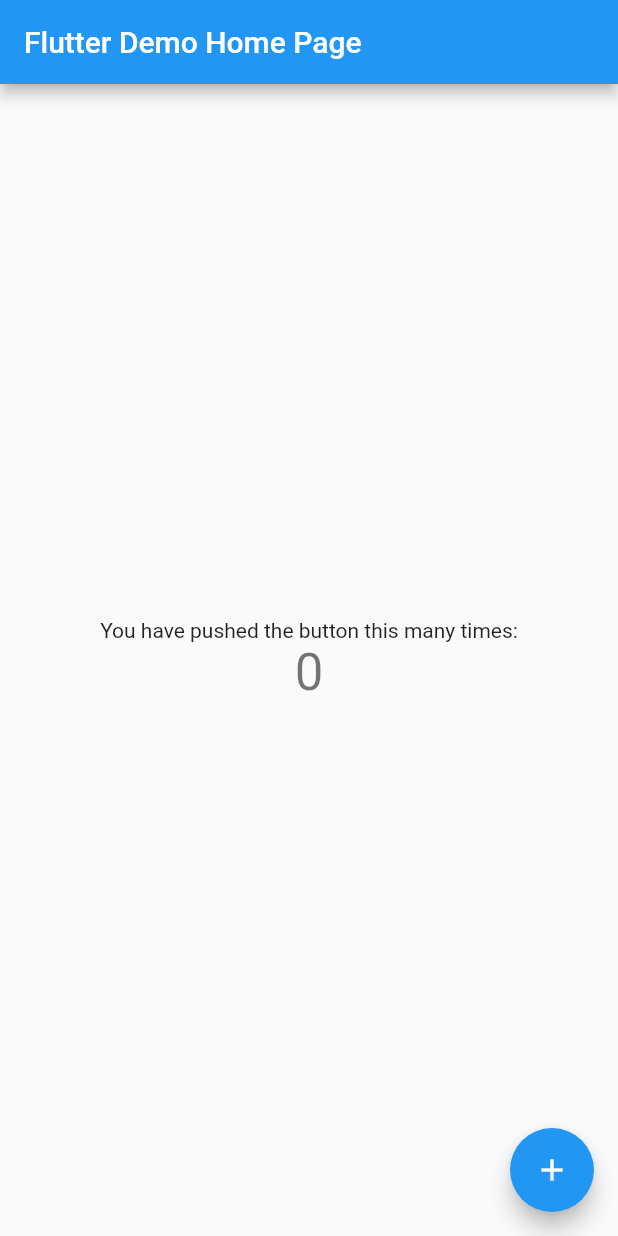
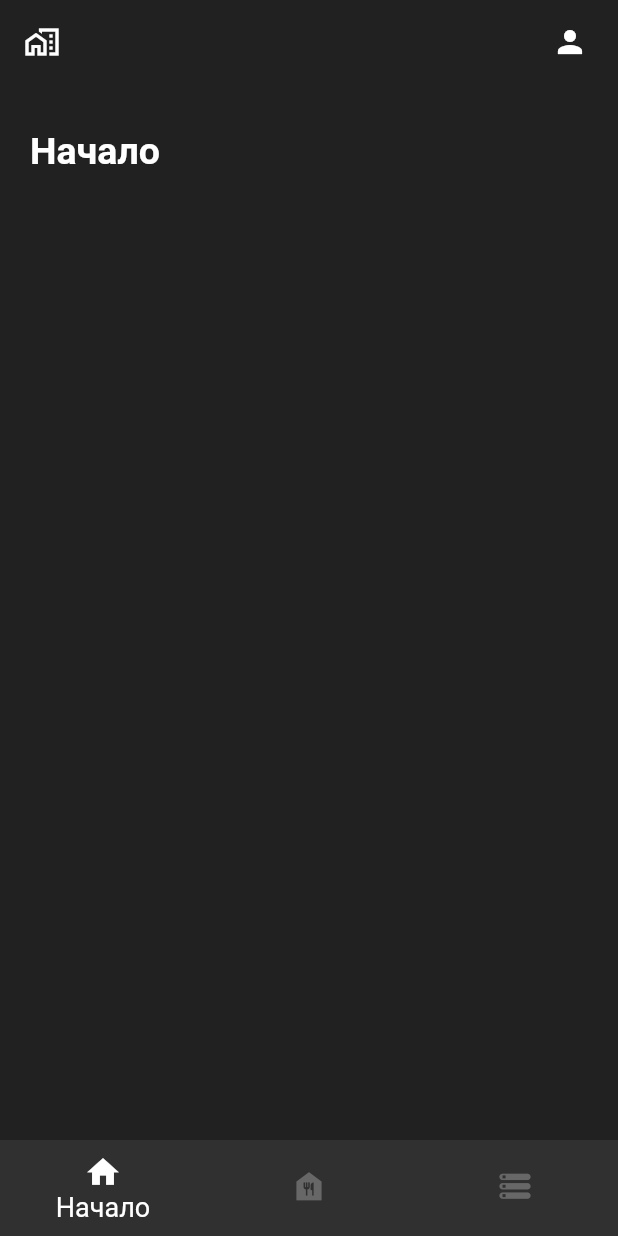
Before and after one commit to aiuzunov/DiplomaThesis, a Flutter app: the screen it shows after launch, on a phone screen of 412 x 824 dp. Run offline on Flutter 3.47's test engine with Material 2 defaults, Android fonts, the phone set to English and light mode, and no system bars; our stand-ins replace cloud_firestore, firebase_core, firebase_database; accounts and stored records are empty.

```diff
--- a/recipes_app/lib/main.dart
+++ b/recipes_app/lib/main.dart
@@ -1,115 +1,40 @@
 import 'package:flutter/material.dart';
+import 'package:firebase_core/firebase_core.dart';
+import 'package:recipes_app/screens/startup.dart';
+import 'firebase_options.dart';
 
-void main() {
-  runApp(const MyApp());
+void main() async {
+  WidgetsFlutterBinding.ensureInitialized();
+  await Firebase.initializeApp(
+    options: DefaultFirebaseOptions.currentPlatform,
+  );
+  runApp(MyApp());
 }
 
 class MyApp extends StatelessWidget {
-  const MyApp({Key? key}) : super(key: key);
+  MyApp({Key? key}) : super(key: key);
+  final Future<FirebaseApp> _fbApp = Firebase.initializeApp();
 
   // This widget is the root of your application.
   @override
   Widget build(BuildContext context) {
     return MaterialApp(
-      title: 'Flutter Demo',
-      theme: ThemeData(
-        // This is the theme of your application.
-        //
-        // Try running your application with "flutter run". You'll see the
-        // application has a blue toolbar. Then, without quitting the app, try
-        // changing the primarySwatch below to Colors.green and then invoke
-        // "hot reload" (press "r" in the console where you ran "flutter run",
-        // or simply save your changes to "hot reload" in a Flutter IDE).
-        // Notice that the counter didn't reset back to zero; the application
-        // is not restarted.
-        primarySwatch: Colors.blue,
-      ),
-      home: const MyHomePage(title: 'Flutter Demo Home Page'),
+      title: 'Recipes App',
+      debugShowCheckedModeBanner: false,
+      theme:
+          ThemeData(brightness: Brightness.dark, primarySwatch: Colors.green),
+      home: FutureBuilder(
+          future: _fbApp,
+          builder: (context, snapshot) {
+            if (snapshot.hasError) {
+              print('You have an error! ${snapshot.error.toString()}');
+              return const Text('Something went wrong!');
+            } else if (snapshot.hasData) {
+              return const StartupPage(title: 'Recipes App');
+            } else {
+              return const Center(child: CircularProgressIndicator());
+            }
+          }),
     );
   }
 }
-
-class MyHomePage extends StatefulWidget {
-  const MyHomePage({Key? key, required this.title}) : super(key: key);
-
-  // This widget is the home page of your application. It is stateful, meaning
-  // that it has a State object (defined below) that contains fields that affect
-  // how it looks.
-
-  // This class is the configuration for the state. It holds the values (in this
-  // case the title) provided by the parent (in this case the App widget) and
-  // used by the build method of the State. Fields in a Widget subclass are
-  // always marked "final".
-
-  final String title;
-
-  @override
-  State<MyHomePage> createState() => _MyHomePageState();
-}
-
-class _MyHomePageState extends State<MyHomePage> {
-  int _counter = 0;
-
-  void _incrementCounter() {
-    setState(() {
-      // This call to setState tells the Flutter framework that something has
-      // changed in this State, which causes it to rerun the build method below
-      // so that the display can reflect the updated values. If we changed
-      // _counter without calling setState(), then the build method would not be
-      // called again, and so nothing would appear to happen.
-      _counter++;
-    });
-  }
-
-  @override
-  Widget build(BuildContext context) {
-    // This method is rerun every time setState is called, for instance as done
-    // by the _incrementCounter method above.
-    //
-    // The Flutter framework has been optimized to make rerunning build methods
-    // fast, so that you can just rebuild anything that needs updating rather
-    // than having to individually change instances of widgets.
-    return Scaffold(
-      appBar: AppBar(
-        // Here we take the value from the MyHomePage object that was created by
-        // the App.build method, and use it to set our appbar title.
-        title: Text(widget.title),
-      ),
-      body: Center(
-        // Center is a layout widget. It takes a single child and positions it
-        // in the middle of the parent.
-        child: Column(
-          // Column is also a layout widget. It takes a list of children and
-          // arranges them vertically. By default, it sizes itself to fit its
-          // children horizontally, and tries to be as tall as its parent.
-          //
-          // Invoke "debug painting" (press "p" in the console, choose the
-          // "Toggle Debug Paint" action from the Flutter Inspector in Android
-          // Studio, or the "Toggle Debug Paint" command in Visual Studio Code)
-          // to see the wireframe for each widget.
-          //
-          // Column has various properties to control how it sizes itself and
-          // how it positions its children. Here we use mainAxisAlignment to
-          // center the children vertically; the main axis here is the vertical
-          // axis because Columns are vertical (the cross axis would be
-          // horizontal).
-          mainAxisAlignment: MainAxisAlignment.center,
-          children: <Widget>[
-            const Text(
-              'You have pushed the button this many times:',
-            ),
-            Text(
-              '$_counter',
-              style: Theme.of(context).textTheme.headline4,
-            ),
-          ],
-        ),
-      ),
-      floatingActionButton: FloatingActionButton(
-        onPressed: _incrementCounter,
-        tooltip: 'Increment',
-        child: const Icon(Icons.add),
-      ), // This trailing comma makes auto-formatting nicer for build methods.
-    );
-  }
-}
--- /dev/null
+++ b/recipes_app/lib/screens/home.dart
@@ -0,0 +1,36 @@
+import 'package:flutter/material.dart';
+
+import '../widgets/header.dart';
+
+class Home extends StatelessWidget {
+  const Home({super.key});
+
+  @override
+  Widget build(BuildContext context) {
+    return Scaffold(
+      backgroundColor: Colors.grey[900],
+      appBar: AppBar(
+        elevation: 0,
+        backgroundColor: Colors.transparent,
+        leading: const Icon(Icons.home_work_outlined),
+        actions: const [
+          Padding(
+            padding: EdgeInsets.only(right: 20),
+            child: Icon(Icons.person),
+          )
+        ],
+      ),
+      body: Column(
+        crossAxisAlignment: CrossAxisAlignment.start,
+        children: [
+          const SizedBox(
+            height: 30,
+          ),
+          Container(
+              margin: const EdgeInsets.only(left: 20),
+              child: Header(text: "Начало"))
+        ],
+      ),
+    );
+  }
+}
--- /dev/null
+++ b/recipes_app/lib/screens/startup.dart
@@ -0,0 +1,62 @@
+import 'dart:math';
+import 'package:flutter/material.dart';
+import 'package:recipes_app/screens/fridge.dart';
+import 'package:recipes_app/screens/recipes.dart';
+import 'package:firebase_database/firebase_database.dart';
+
+import 'home.dart';
+
+class StartupPage extends StatefulWidget {
+  const StartupPage({Key? key, required this.title}) : super(key: key);
+
+  final String title;
+
+  @override
+  State<StartupPage> createState() => _StartupPageState();
+}
+
+class _StartupPageState extends State<StartupPage> {
+  int _counter = 0;
+  int _currentIndex = 0;
+  final screens = [const Home(), const Recipes(), Fridge()];
+
+  // void _incrementCounter() {
+  //   DatabaseReference testRef = FirebaseDatabase.instance.ref().child("test");
+  //   testRef.set("Hello World ${Random().nextInt(100)}");
+  //   setState(() {
+  //     _counter++;
+  //   });
+  // }
+
+  @override
+  Widget build(BuildContext context) {
+    return Scaffold(
+      body: IndexedStack(index: _currentIndex, children: screens),
+      bottomNavigationBar: BottomNavigationBar(
+        type: BottomNavigationBarType.fixed,
+        selectedItemColor: Colors.white,
+        unselectedItemColor: Colors.grey.withOpacity(0.5),
+        iconSize: 25,
+        selectedFontSize: 18,
+        showUnselectedLabels: false,
+        elevation: 0,
+        currentIndex: _currentIndex,
+        onTap: (index) => setState(() => _currentIndex = index),
+        items: const [
+          BottomNavigationBarItem(
+            icon: Icon(Icons.home),
+            label: 'Начало',
+          ),
+          BottomNavigationBarItem(
+            icon: Icon(Icons.food_bank),
+            label: 'Рецепти',
+          ),
+          BottomNavigationBarItem(
+            icon: Icon(Icons.storage_rounded),
+            label: 'Съставки',
+          ),
+        ],
+      ),
+    );
+  }
+}
--- /dev/null
+++ b/recipes_app/lib/widgets/header.dart
@@ -0,0 +1,18 @@
+import 'package:flutter/cupertino.dart';
+import 'package:flutter/material.dart';
+
+class Header extends StatelessWidget {
+  double size;
+  final String text;
+  final Color color;
+  Header(
+      {Key? key, this.size = 25, required this.text, this.color = Colors.white})
+      : super(key: key);
+
+  @override
+  Widget build(BuildContext context) {
+    return Text(text,
+        style: TextStyle(
+            color: color, fontSize: size, fontWeight: FontWeight.bold));
+  }
+}
--- a/recipes_app/pubspec.yaml
+++ b/recipes_app/pubspec.yaml
@@ -34,6 +34,9 @@ dependencies:
   # The following adds the Cupertino Icons font to your application.
   # Use with the CupertinoIcons class for iOS style icons.
   cupertino_icons: ^1.0.2
+  firebase_core: ^1.21.1
+  firebase_database: ^9.1.3
+  cloud_firestore: ^3.4.6
 
 dev_dependencies:
   flutter_test:
```
Also changed, not shown: recipes_app/lib/screens/fridge.dart (added, +265 -0 lines), recipes_app/lib/screens/recipes.dart (added, +36 -0 lines), recipes_app/lib/firebase_options.dart (added), recipes_app/pubspec.lock, 8 other files.
